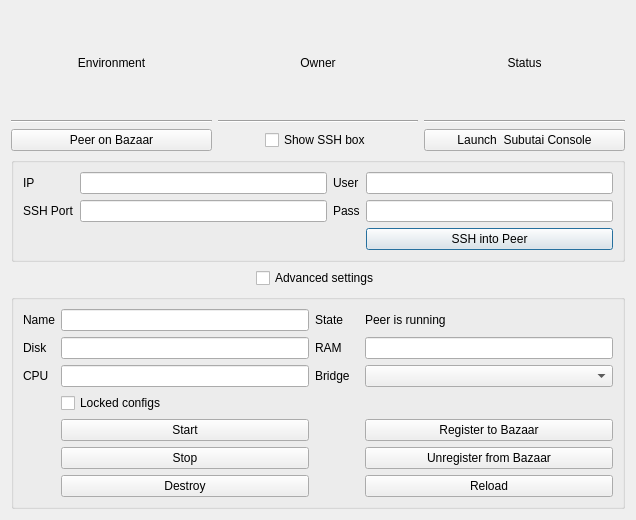
Above: hub/forms/DlgPeer.ui from subutai-io/control-center before the change. Below: the same form after it.
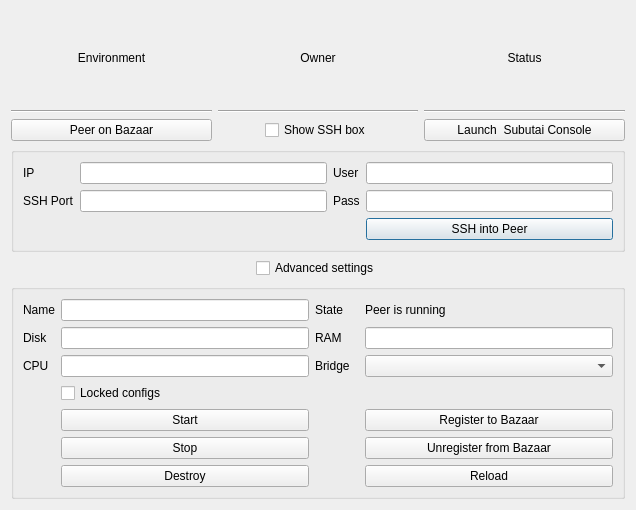
That is the form after the change.

Patch:
```diff
--- a/hub/forms/DlgPeer.ui
+++ b/hub/forms/DlgPeer.ui
@@ -7,7 +7,7 @@
     <x>0</x>
     <y>0</y>
     <width>636</width>
-    <height>520</height>
+    <height>510</height>
    </rect>
   </property>
   <property name="windowTitle">
```
Left out of the diff: 2 changed lines with no effect on the pictures.
